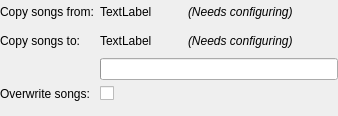
polpo/cantata-mac, file devices/actiondialog.ui: the form before one commit.
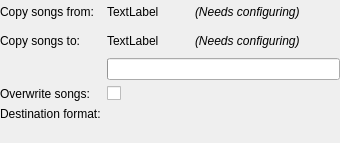
The form after the commit. Custom widgets are drawn as their Qt base class.

Commit message: Show codec details in action dialog

Diff of the .ui file:
```diff
--- a/devices/actiondialog.ui
+++ b/devices/actiondialog.ui
@@ -6,8 +6,8 @@
    <rect>
     <x>0</x>
     <y>0</y>
-    <width>338</width>
-    <height>116</height>
+    <width>340</width>
+    <height>143</height>
    </rect>
   </property>
   <property name="windowTitle">
@@ -154,6 +154,20 @@
          </property>
         </widget>
        </item>
+       <item row="5" column="0">
+        <widget class="QLabel" name="codecLabel">
+         <property name="text">
+          <string>Destination format:</string>
+         </property>
+        </widget>
+       </item>
+       <item row="5" column="1">
+        <widget class="QLabel" name="codec">
+         <property name="text">
+          <string/>
+         </property>
+        </widget>
+       </item>
       </layout>
      </widget>
      <widget class="QWidget" name="page_3">
```
The commit also changes 6 other files.
